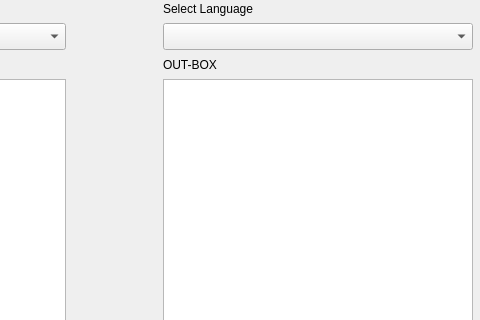
Above: apertium.ui from nickedes/Apertium-GUI before the change; both pictures show x 245 to 725 and y 0 to 320 of the 725 by 497 pixel window. Below: the same form after it.
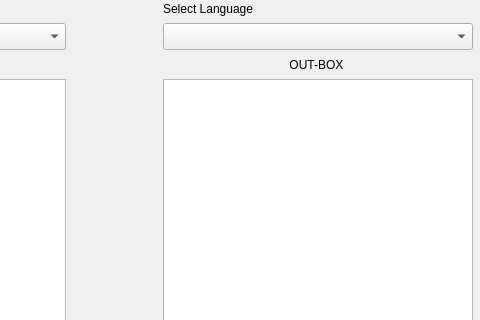
That is the form after the change.

```diff
--- a/apertium.ui
+++ b/apertium.ui
@@ -23,7 +23,7 @@
     </rect>
    </property>
    <property name="text">
-    <string>OUT-BOX</string>
+    <string>                                      OUT-BOX</string>
    </property>
   </widget>
   <widget class="QTextEdit" name="output">
```
